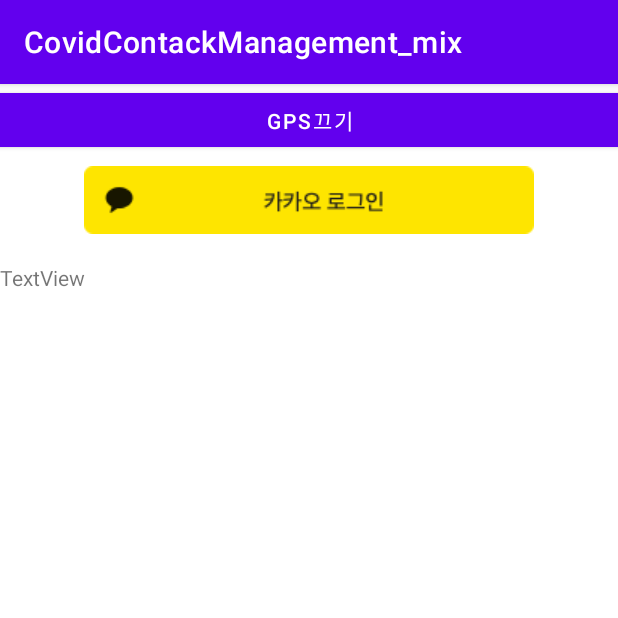
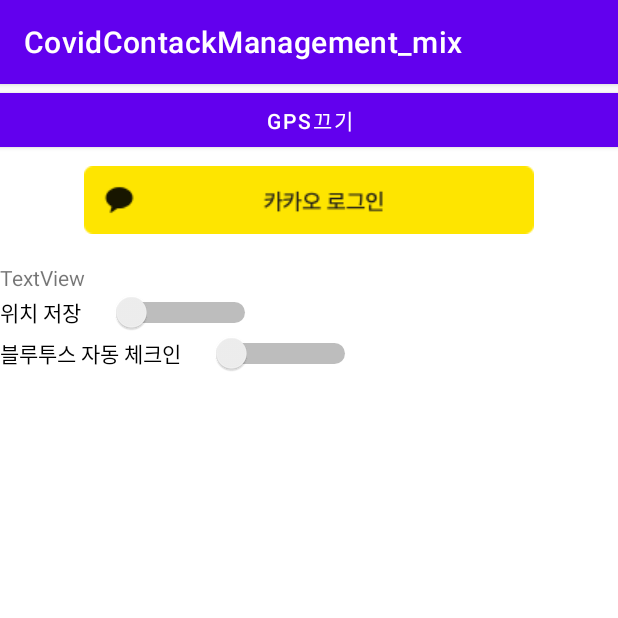
Before and after one commit to dhkfkr134/GPS-based-Covid-19-tracking, an Android app: the screen it shows after launch (MainActivity), on a phone screen of 412 x 824 dp, the top half of it. Run offline under Robolectric (Android 15) with nearby library versions, the phone set to English and light mode, and no system bars.

Commit message:
add forground and delete unnecessary dapter

```diff
--- a/androidapp/CovidContackManagement_mix/app/src/main/java/com/example/covidcontackmanagement_mix/MainActivity.java
+++ b/androidapp/CovidContackManagement_mix/app/src/main/java/com/example/covidcontackmanagement_mix/MainActivity.java
@@ -18,7 +18,9 @@
 import android.os.Bundle;
 import android.view.View;
 import android.widget.Button;
+import android.widget.CompoundButton;
 import android.widget.ImageButton;
+import android.widget.Switch;
 import android.widget.TextView;
 import android.widget.Toast;
 
@@ -37,6 +39,8 @@
     //
     private Button button2, button3;
     private ImageButton imageButton;
+    private Switch storageLocationSwitch;
+    private Switch bluetoothSwitch;
     private String test2;
     private String access_token=null;
     private String refresh_token=null;
@@ -59,6 +63,8 @@
     private OkHttpClient client=new OkHttpClient();
 
     private BluetoothAdapter mBluetoothAdapter;
+    Intent bltScanService;
+    Intent locationStorageService;
 
     @Override
     protected void onCreate(Bundle savedInstanceState) {
@@ -67,12 +73,19 @@
 
         button3 = (Button) findViewById(R.id.button3);
         button2 = (Button) findViewById(R.id.button2);
+
+
         imageButton = (ImageButton) findViewById(R.id.imageButton);
         txtResult = (TextView)findViewById(R.id.txtResult);
         txtResult2 = (TextView)findViewById(R.id.txtResult2);
         Requests request = new Requests("http://115.21.52.248:8080/location/GPS");
 
-        MediaPlayer player = MediaPlayer.create(this, R.raw.beep);
+        storageLocationSwitch = (Switch)findViewById(R.id.storageLocationSwitch);
+        bluetoothSwitch = (Switch)findViewById(R.id.bluetoothSwitch);
+
+
+
+        //MediaPlayer player = MediaPlayer.create(this, R.raw.beep);
         //player.start();
 
 
@@ -130,13 +143,15 @@
         //블루투스 스캐너 포그라운드시작
 
 
-        Intent serviceIntent1 = new Intent(this, MybltScanService.class);
-        startService(serviceIntent1);
+        bltScanService = new Intent(this, MybltScanService.class);
+        //startService(bltScanService);
+
 
         //위치저장 포그라운드시작
 
-        Intent serviceIntent = new Intent(this, MylocationStorageService.class);
-        startService(serviceIntent);
+        locationStorageService = new Intent(this, MylocationStorageService.class);
+
+        //startService(locationStorageService);
 
         //포그라운드 끝
 
@@ -565,7 +580,7 @@
     @Override
     protected void onResume(){
         super.onResume();
-
+        System.out.println("userid2: " + userID);
 
         if(access_token==null) {
             new Thread() {
@@ -595,7 +610,60 @@
                     button2.setVisibility(View.VISIBLE);
                     startActivityForResult(intent, 100);
                 }
+
+
+
+
+
             });
+
+            //위치저장 껏다켜기
+            storageLocationSwitch.setOnCheckedChangeListener(new CompoundButton.OnCheckedChangeListener() {
+                @Override
+                public void onCheckedChanged(CompoundButton buttonView, boolean isChecked) {
+                    // TODO Auto-generated method stub
+
+                    Toast.makeText(MainActivity.this, "체크상태 = " + isChecked, Toast.LENGTH_SHORT).show();
+
+                    if(isChecked == true){
+
+                        startService(locationStorageService);
+
+                    }
+                    else{
+                        stopService(locationStorageService);
+                    }
+
+                }
+            });
+
+            //블루투스 껏다켜기
+            bluetoothSwitch.setOnCheckedChangeListener(new CompoundButton.OnCheckedChangeListener() {
+
+                @Override
+
+                public void onCheckedChanged(CompoundButton buttonView, boolean isChecked) {
+
+                    // TODO Auto-generated method stub
+
+                    Toast.makeText(MainActivity.this, "체크상태 = " + isChecked, Toast.LENGTH_SHORT).show();
+
+                    if(isChecked == true){
+
+                        startService(bltScanService);
+
+                    }
+                    else{
+                        stopService(bltScanService);
+                    }
+
+                }
+            });
+
+
+
+
+
         }else {
             new Thread() {
                 public void run() {
--- a/androidapp/CovidContackManagement_mix/app/src/main/java/com/example/covidcontackmanagement_mix/MylocationStorageService.java
+++ b/androidapp/CovidContackManagement_mix/app/src/main/java/com/example/covidcontackmanagement_mix/MylocationStorageService.java
@@ -41,7 +41,7 @@
     private Button button1;
     private TextView txtResult;
     private TextView txtResult2;
-    private int gps_num = 10;
+    private int gps_num = 300;
     private double[] longtitudeSet = new double[gps_num];
     private double[] latitudeSet = new double[gps_num];
     private double latitudeMedian;
@@ -75,8 +75,7 @@
         //bluetooth foreground start
         // Initializes Bluetooth adapter.
 
-
-
+        //userid
 
         //gps foreground start
         Requests request = new Requests("http://115.21.52.248:8080/location/GPS");
--- a/androidapp/CovidContackManagement_mix/app/src/main/res/layout/activity_main.xml
+++ b/androidapp/CovidContackManagement_mix/app/src/main/res/layout/activity_main.xml
@@ -24,6 +24,7 @@
         android:layout_marginTop="10px"
         app:srcCompat="@drawable/kakao_login_medium_wide" />
 
+
     <Button
         android:id="@+id/button2"
         android:layout_width="800px"
@@ -43,6 +44,29 @@
         android:layout_width="match_parent"
         android:layout_height="wrap_content"
         android:text="TextView" />
+
+    <Switch
+        android:id="@+id/storageLocationSwitch"
+        android:layout_width="wrap_content"
+        android:layout_height="wrap_content"
+        android:switchMinWidth="100dp"
+        android:switchPadding="20dp"
+        android:text="위치 저장"
+        app:layout_constraintLeft_toLeftOf="parent"
+        app:layout_constraintRight_toRightOf="parent"
+        app:layout_constraintTop_toTopOf="parent" />
+
+    <Switch
+        android:id="@+id/bluetoothSwitch"
+        android:layout_width="wrap_content"
+        android:layout_height="wrap_content"
+        android:switchMinWidth="100dp"
+        android:switchPadding="20dp"
+        android:text="블루투스 자동 체크인"
+        app:layout_constraintLeft_toLeftOf="parent"
+        app:layout_constraintRight_toRightOf="parent"
+        app:layout_constraintTop_toBottomOf="@id/storageLocationSwitch" />
+
 
     <FrameLayout
         android:id="@+id/scanner_fragment_container"
```
